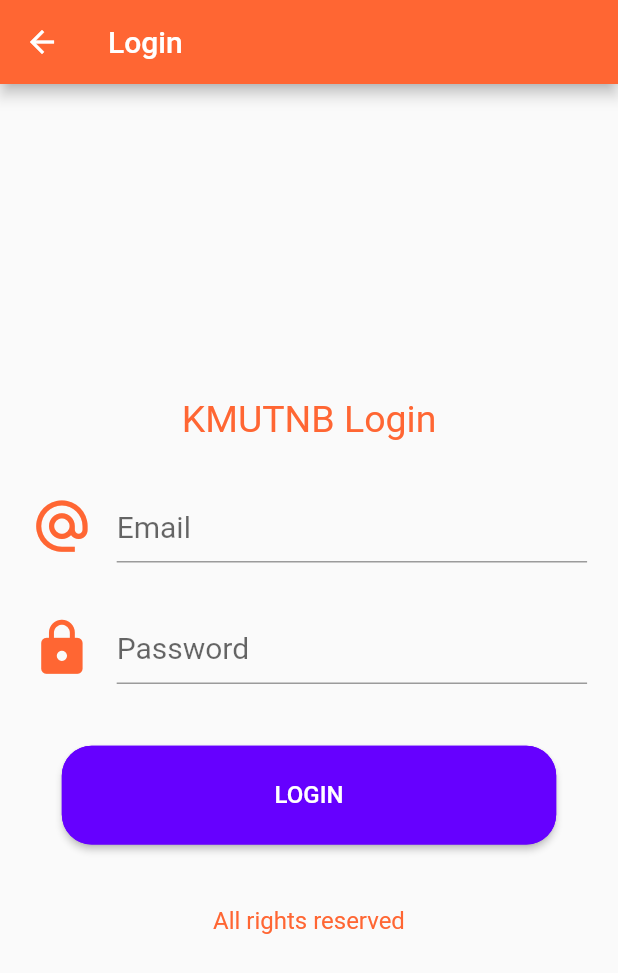
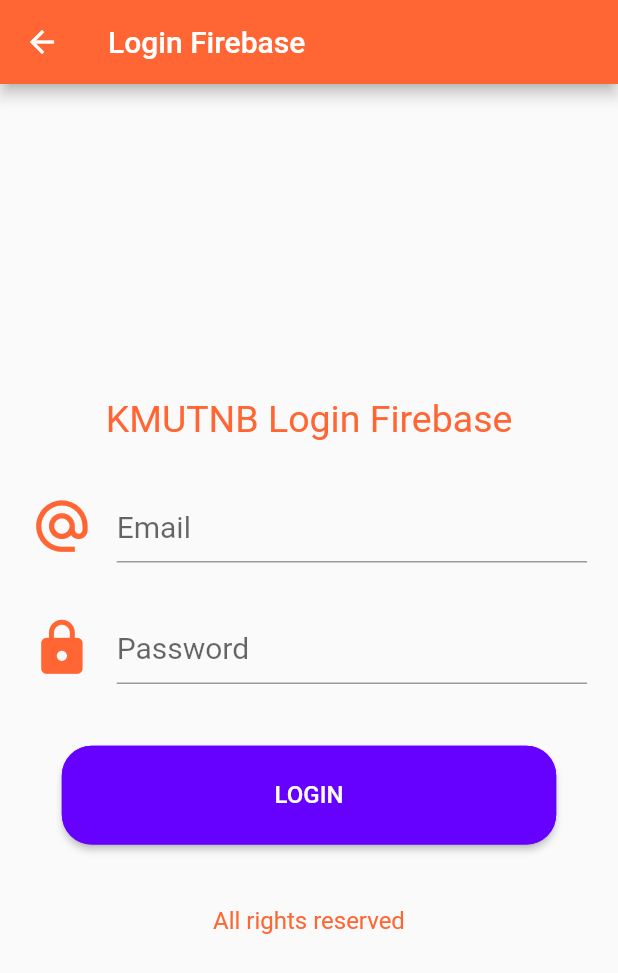
Before and after one commit to tamkung/mobileappweek1, a Flutter app: the screen it shows after launch, after a tap on "SIGN IN", on a phone screen of 412 x 824 dp. Shown: the top 973 px of the screen. Run offline on Flutter 3.47's test engine with Material 2 defaults, Android fonts, the phone set to English and light mode, and no system bars; our stand-ins replace better_player, firebase_auth, firebase_core, geocoding, geolocator, image_picker and 2 more; missing offline and left inert: translator; accounts and stored records are empty; network calls fail.

Commit message:
firebase auth

```diff
--- a/lib/main.dart
+++ b/lib/main.dart
@@ -1,6 +1,9 @@
+import 'package:firebase_core/firebase_core.dart';
 import 'package:flutter/material.dart';
 import 'package:mobileappweek1/config/constant.dart';
 import 'package:mobileappweek1/screen/dashboard.dart';
+import 'package:mobileappweek1/screen/firebaseLogin.dart';
+import 'package:mobileappweek1/screen/firebaseRegistor.dart';
 import 'package:mobileappweek1/screen/index.dart';
 import 'package:mobileappweek1/screen/login.dart';
 import 'package:mobileappweek1/screen/packageImage.dart';
@@ -8,7 +11,14 @@ import 'package:mobileappweek1/screen/packageLocation.dart';
 import 'package:mobileappweek1/screen/packageVideo.dart';
 import 'package:mobileappweek1/screen/register.dart';
 
-void main() => runApp(MyApp());
+//void main() => runApp(MyApp());
+
+Future<void> main() async {
+  //เปิด Connection Firebase
+  WidgetsFlutterBinding.ensureInitialized();
+  await Firebase.initializeApp();
+  runApp(MyApp());
+}
 
 class MyApp extends StatelessWidget {
   @override
@@ -16,8 +26,9 @@ class MyApp extends StatelessWidget {
     return MaterialApp(
       home: Index(),
       routes: {
-        'Login': (context) => Login(),
-        'Register': (context) => Register(),
+        'Index': (context) => Index(),
+        'Login': (context) => FirebaseLogin(),
+        'Register': (context) => FirebaseRegister(),
         'Dashboard': (context) => Dashboard(),
         'Video': (context) => PackageVideo(),
         'Image': (context) => PackageImage(),
--- /dev/null
+++ b/lib/screen/firebaseLogin.dart
@@ -0,0 +1,143 @@
+import 'package:firebase_auth/firebase_auth.dart';
+import 'package:flutter/material.dart';
+import 'package:mobileappweek1/config/constant.dart';
+import 'package:mobileappweek1/screen/dashboard.dart';
+import 'package:rflutter_alert/rflutter_alert.dart';
+
+class FirebaseLogin extends StatefulWidget {
+  const FirebaseLogin({Key? key}) : super(key: key);
+
+  @override
+  _FirebaseLoginState createState() => _FirebaseLoginState();
+}
+
+class _FirebaseLoginState extends State<FirebaseLogin> {
+  var email, password;
+  final formKey = GlobalKey<FormState>();
+
+  Future<void> checkUser() async {
+    try {
+      await FirebaseAuth.instance
+          .signInWithEmailAndPassword(email: email, password: password)
+          .then((value) {
+        print('Success');
+        MaterialPageRoute materialPageRoute =
+            MaterialPageRoute(builder: (BuildContext context) => Dashboard());
+        Navigator.of(context).pushAndRemoveUntil(
+            materialPageRoute, (Route<dynamic> route) => false);
+      }).catchError((onError) {
+        print(onError);
+      });
+    } catch (e) {}
+  }
+
+  @override
+  Widget build(BuildContext context) {
+    Size size = MediaQuery.of(context).size;
+    return Scaffold(
+      appBar: AppBar(
+        title: Text('Login Firebase'),
+        backgroundColor: pColor,
+      ),
+      body: Form(
+        key: formKey,
+        child: Container(
+          alignment: Alignment.center,
+          child: SingleChildScrollView(
+            child: Column(
+              mainAxisAlignment: MainAxisAlignment.start,
+              children: <Widget>[
+                SizedBox(
+                  height: size.height * 0.01,
+                ),
+                Text(
+                  'KMUTNB Login Firebase',
+                  style: TextStyle(fontSize: 25, color: pColor),
+                ),
+                SizedBox(
+                  height: size.height * 0.04,
+                ),
+                Container(
+                  width: size.width * 0.9,
+                  child: TextFormField(
+                    style: TextStyle(color: Colors.black, fontSize: 20),
+                    decoration: InputDecoration(
+                      icon: Icon(
+                        Icons.alternate_email,
+                        color: pColor,
+                        size: size.height * 0.05,
+                      ),
+                      hintText: "Email",
+                    ),
+                    onSaved: (value) {
+                      email = value!.trim();
+                    },
+                  ),
+                ),
+                SizedBox(
+                  height: size.height * 0.04,
+                ),
+                Container(
+                  width: size.width * 0.9,
+                  child: TextFormField(
+                    style: TextStyle(color: Colors.black, fontSize: 20),
+                    obscureText: true,
+                    decoration: InputDecoration(
+                      icon: Icon(
+                        Icons.lock,
+                        color: pColor,
+                        size: size.height * 0.05,
+                      ),
+                      hintText: "Password",
+                    ),
+                    onSaved: (value) {
+                      password = value!.trim();
+                    },
+                  ),
+                ),
+                SizedBox(
+                  height: size.height * 0.05,
+                ),
+                Container(
+                  width: size.width * 0.8,
+                  height: size.height * 0.08,
+                  child: RaisedButton(
+                    shape: RoundedRectangleBorder(
+                        borderRadius: BorderRadius.circular(20.0),
+                        side: BorderSide(color: tColor)),
+                    onPressed: () {
+                      formKey.currentState!.save();
+                      checkUser();
+                    },
+                    color: tColor,
+                    textColor: Colors.white,
+                    child: Text("login".toUpperCase(),
+                        style: TextStyle(fontSize: 16)),
+                  ),
+                ),
+                SizedBox(
+                  height: size.height * 0.05,
+                ),
+                Text(
+                  'All rights reserved',
+                  style: TextStyle(
+                    fontSize: 16,
+                    color: sColor,
+                  ),
+                ),
+              ],
+            ),
+          ),
+        ),
+      ),
+    );
+  }
+
+  _onBasicAlertPressed(context) {
+    Alert(
+      context: context,
+      title: "ไม่พบข้อมูล",
+      //desc: "Flutter is more awesome with RFlutter Alert.",
+    ).show();
+  }
+}
--- a/pubspec.yaml
+++ b/pubspec.yaml
@@ -29,6 +29,8 @@ dependencies:
 
   #geolocation: ^1.1.2
   youtube_player_flutter: ^8.0.0
+  firebase_core: ^1.8.0
+  firebase_auth: ^3.1.4
 
 dev_dependencies:
   flutter_test:
```
Also changed, not shown: lib/screen/dashboard.dart (+14 -1 lines), lib/screen/firebaseRegistor.dart (renamed from lib/screen/register.dart, +66 -16 lines), pubspec.lock, 3 other files.
